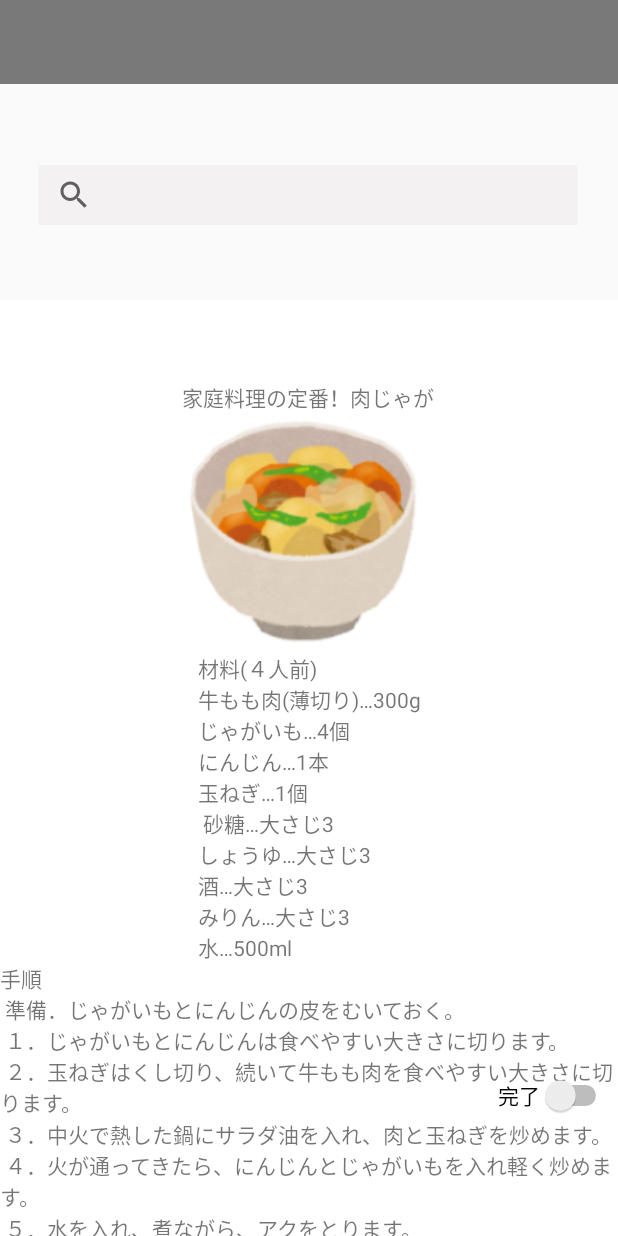
After one commit to fresh3001/Tabemane, an Android app: the Recipe02Activity screen opened directly, with no data from a screen before it, on a phone screen of 412 x 824 dp. The commit adds this screen. Run offline under Robolectric (Android 15) with nearby library versions, the light colour scheme and no system bars.

Commit message:
4th Commit 安達

```diff
--- a/app/src/main/AndroidManifest.xml
+++ b/app/src/main/AndroidManifest.xml
@@ -21,6 +21,7 @@
                 <category android:name="android.intent.category.LAUNCHER" />
             </intent-filter>
         </activity>
+        <activity android:name=".Recipe02Activity" />
     </application>
 
 </manifest>
--- /dev/null
+++ b/app/src/main/java/com/example/tabemane/Recipe02Activity.java
@@ -0,0 +1,14 @@
+package com.example.tabemane;
+
+import android.os.Bundle;
+
+import androidx.appcompat.app.AppCompatActivity;
+
+public class Recipe02Activity extends AppCompatActivity {
+
+    @Override
+    protected void onCreate(Bundle savedInstanceState) {
+        super.onCreate(savedInstanceState);
+        setContentView(R.layout.activity_recipe02);
+    }
+}
--- a/app/src/main/java/com/example/tabemane/RecipeActivity.java
+++ b/app/src/main/java/com/example/tabemane/RecipeActivity.java
@@ -44,8 +44,16 @@ public class RecipeActivity extends AppCompatActivity {
         setSupportActionBar(toolbar);
         /*************共通frame*************/
 
+        /******************ここから下にpage毎記述*******************/
+        ImageButton nextActivityButton = findViewById(R.id.recipeImageButton01);
+        nextActivityButton.setOnClickListener(new View.OnClickListener() {
+            @Override
+            public void onClick(View v) {
+                Intent intent = new Intent(RecipeActivity.this, Recipe02Activity.class);
+                startActivity(intent);
+            }
+        });
 
-        /******************ここから下にpage毎記述*******************/
 
     }
 
@@ -130,4 +138,6 @@ public class RecipeActivity extends AppCompatActivity {
     /***********************共通listner*********************/
 
     /***********************page毎listner*********************/
+    //recipeImageButton01(肉じゃが）押下時
+
 }
--- a/app/src/main/res/layout/activity_recipe.xml
+++ b/app/src/main/res/layout/activity_recipe.xml
@@ -102,12 +102,25 @@
 
     <!--page別フレームはここから下に記述-->
     <!--レシピ画像-->
+    <ImageButton
+        android:id="@+id/recipeImageButton01"
+        android:layout_width="170dp"
+        android:layout_height="170dp"
+        android:background="@color/lightgray"
+        app:layout_constraintBottom_toBottomOf="parent"
+        app:layout_constraintEnd_toEndOf="parent"
+        app:layout_constraintHorizontal_bias="0.099"
+        app:layout_constraintStart_toStartOf="parent"
+        app:layout_constraintTop_toTopOf="parent"
+        app:layout_constraintVertical_bias="0.48"
+        app:srcCompat="@drawable/nikujagaimage" />
 
     <ImageButton
-        android:id="@+id/img_carry"
+        android:id="@+id/recipeImageButton02"
         android:layout_width="170dp"
         android:layout_height="170dp"
         android:layout_marginTop="268dp"
+        android:background="@color/lightgray"
         app:layout_constraintBottom_toBottomOf="parent"
         app:layout_constraintEnd_toEndOf="parent"
         app:layout_constraintHorizontal_bias="0.892"
@@ -116,48 +129,39 @@
         app:layout_constraintVertical_bias="0.006"
         app:srcCompat="@drawable/carryimage" />
 
+
     <ImageButton
-        android:id="@+id/img_chikin"
+        android:id="@+id/recipeImageButton03"
         android:layout_width="170dp"
         android:layout_height="170dp"
-        app:layout_constraintBottom_toBottomOf="parent"
-        app:layout_constraintEnd_toEndOf="parent"
-        app:layout_constraintHorizontal_bias="0.099"
-        app:layout_constraintStart_toStartOf="parent"
-        app:layout_constraintTop_toTopOf="parent"
-        app:layout_constraintVertical_bias="0.48"
-        app:srcCompat="@drawable/chikinimage" />
-
-    <ImageButton
-        android:id="@+id/img_hamburger"
-        android:layout_width="170dp"
-        android:layout_height="170dp"
+        android:background="@color/lightgray"
         app:layout_constraintBottom_toBottomOf="parent"
         app:layout_constraintEnd_toEndOf="parent"
         app:layout_constraintHorizontal_bias="0.1"
         app:layout_constraintStart_toStartOf="parent"
         app:layout_constraintTop_toTopOf="parent"
         app:layout_constraintVertical_bias="0.8"
-        app:srcCompat="@drawable/hamburgerimage" />
+        app:srcCompat="@drawable/potetosaladaimage" />
 
     <ImageButton
-        android:id="@+id/img_omurice"
+        android:id="@+id/recipeImageButton04"
         android:layout_width="170dp"
         android:layout_height="170dp"
+        android:background="@color/lightgray"
         app:layout_constraintBottom_toBottomOf="parent"
         app:layout_constraintEnd_toEndOf="parent"
         app:layout_constraintHorizontal_bias="0.89"
         app:layout_constraintStart_toStartOf="parent"
         app:layout_constraintTop_toTopOf="parent"
         app:layout_constraintVertical_bias="0.8"
-        app:srcCompat="@drawable/omuraisuimage" />
+        app:srcCompat="@drawable/croquetteimage" />
 
     <!--検索欄-->
     <SearchView
         android:id="@+id/searchView"
         android:layout_width="360dp"
         android:layout_height="40dp"
-        android:background="#F3F1F1"
+        android:background="@color/lightgray"
         app:layout_constraintBottom_toBottomOf="parent"
         app:layout_constraintEnd_toEndOf="parent"
         app:layout_constraintHorizontal_bias="0.47"
@@ -165,7 +169,7 @@
         app:layout_constraintTop_toTopOf="parent"
         app:layout_constraintVertical_bias="0.131" />
 
-    <!--インスタのストーリー風-->
+    <!--インスタのストーリー風（利用者のリアルタイム投稿-->
     <Button
         android:id="@+id/button_round01"
         style="@android:style/Widget.Button"
--- /dev/null
+++ b/app/src/main/res/layout/activity_recipe02.xml
@@ -0,0 +1,189 @@
+<?xml version="1.0" encoding="utf-8"?>
+<androidx.constraintlayout.widget.ConstraintLayout xmlns:android="http://schemas.android.com/apk/res/android"
+    xmlns:app="http://schemas.android.com/apk/res-auto"
+    xmlns:tools="http://schemas.android.com/tools"
+    android:layout_width="match_parent"
+    android:layout_height="match_parent"
+    tools:context=".Recipe02Activity">
+
+    <!--共通フレームここから-->
+
+    <!--ver2-->
+    <!--toolbar-->
+    <androidx.appcompat.widget.Toolbar
+        android:id="@+id/toolbar"
+        android:layout_width="0dp"
+        android:layout_height="wrap_content"
+        android:layout_marginBottom="496dp"
+        android:background="@color/gray"
+        android:minHeight="?attr/actionBarSize"
+        android:theme="?attr/actionBarTheme"
+        app:layout_constraintEnd_toEndOf="parent"
+        app:layout_constraintStart_toStartOf="parent"
+        app:layout_constraintTop_toTopOf="parent" />
+    <!--ver2ここまで-->
+
+    <!--店舗-->
+    <ImageButton
+        android:id="@+id/shopImageButton"
+        android:layout_width="wrap_content"
+        android:layout_height="wrap_content"
+        android:layout_marginStart="330dp"
+        android:layout_marginLeft="330dp"
+        android:layout_marginBottom="8dp"
+        android:background="@color/black"
+        app:srcCompat="@drawable/shopimage"
+        app:layout_constraintBottom_toBottomOf="parent"
+        app:layout_constraintStart_toStartOf="parent"
+        tools:ignore="MissingConstraints" />
+
+    <!--ホーム-->
+    <ImageButton
+        android:id="@+id/homeImageButton"
+        android:layout_width="wrap_content"
+        android:layout_height="wrap_content"
+        android:layout_marginStart="10dp"
+        android:layout_marginLeft="10dp"
+        android:layout_marginBottom="10dp"
+        android:background="@color/black"
+        android:src="@drawable/homeimage"
+        app:layout_constraintBottom_toBottomOf="parent"
+        app:layout_constraintStart_toStartOf="parent" />
+
+    <!--フード-->
+    <ImageButton
+        android:id="@+id/foodImageButton"
+        android:layout_width="wrap_content"
+        android:layout_height="wrap_content"
+        android:layout_marginStart="90dp"
+        android:layout_marginLeft="90dp"
+        android:layout_marginBottom="8dp"
+        android:background="@color/black"
+        android:src="@drawable/foodimage"
+        app:layout_constraintBottom_toBottomOf="parent"
+        app:layout_constraintStart_toStartOf="parent" />
+
+    <!--レシピ-->
+    <ImageButton
+        android:id="@+id/recipeImageButton"
+        android:layout_width="wrap_content"
+        android:layout_height="wrap_content"
+        android:layout_marginStart="170dp"
+        android:layout_marginLeft="170dp"
+        android:layout_marginBottom="8dp"
+        android:background="@color/black"
+        android:src="@drawable/recipeimage"
+        app:layout_constraintBottom_toBottomOf="parent"
+        app:layout_constraintStart_toStartOf="parent" />
+
+    <!--クーポン-->
+    <ImageButton
+        android:id="@+id/couponImageButton"
+        android:layout_width="wrap_content"
+        android:layout_height="wrap_content"
+        android:layout_marginStart="250dp"
+        android:layout_marginLeft="250dp"
+        android:layout_marginBottom="8dp"
+        android:background="@color/black"
+        android:src="@drawable/couponimage"
+        app:layout_constraintBottom_toBottomOf="parent"
+        app:layout_constraintStart_toStartOf="parent" />
+
+    <!--共通フレームここまで-->
+
+    <!--検索欄-->
+    <SearchView
+        android:id="@+id/serch"
+        android:layout_width="360dp"
+        android:layout_height="40dp"
+        android:background="#F3F1F1"
+        app:layout_constraintBottom_toTopOf="@+id/recipeImageButton"
+        app:layout_constraintEnd_toEndOf="parent"
+        app:layout_constraintHorizontal_bias="0.49"
+        app:layout_constraintStart_toStartOf="parent"
+        app:layout_constraintTop_toBottomOf="@+id/toolbar"
+        app:layout_constraintVertical_bias="0.082" />
+
+
+    <!--スクロールバー-->
+    <ScrollView
+        android:id="@+id/scrollView2"
+        android:layout_width="match_parent"
+        android:layout_height="match_parent"
+        android:layout_marginTop="200dp"
+        android:isScrollContainer="false"
+        android:background="@color/white">
+
+        <LinearLayout
+            android:layout_width="match_parent"
+            android:layout_height="wrap_content"
+            android:orientation="vertical"
+            tools:ignore="UselessLeaf"/>
+    </ScrollView>
+
+    <!--レシピ-->
+    <TextView
+        android:id="@+id/recipe_name"
+        android:layout_width="wrap_content"
+        android:layout_height="wrap_content"
+        android:layout_marginStart="32dp"
+        android:layout_marginLeft="32dp"
+        android:layout_marginEnd="32dp"
+        android:layout_marginRight="32dp"
+        android:layout_marginBottom="240dp"
+        android:text="@string/recipe_name"
+        app:layout_constraintBottom_toTopOf="@+id/recipeImageButton"
+        app:layout_constraintEnd_toEndOf="parent"
+        app:layout_constraintHorizontal_bias="0.498"
+        app:layout_constraintStart_toStartOf="parent"
+        app:layout_constraintTop_toBottomOf="@+id/serch"
+        app:layout_constraintVertical_bias="0.301" />
+
+    <ImageView
+        android:id="@+id/recipe_img"
+        android:layout_width="wrap_content"
+        android:layout_height="wrap_content"
+        app:layout_constraintEnd_toEndOf="parent"
+        app:layout_constraintHorizontal_bias="0.49"
+        app:layout_constraintStart_toStartOf="parent"
+        app:layout_constraintTop_toBottomOf="@+id/recipe_name"
+        app:srcCompat="@drawable/nikujagaimage" />
+
+    <TextView
+        android:id="@+id/material"
+        android:layout_width="wrap_content"
+        android:layout_height="wrap_content"
+        android:text="@string/material"
+        app:layout_constraintEnd_toEndOf="parent"
+        app:layout_constraintStart_toStartOf="parent"
+        app:layout_constraintTop_toBottomOf="@+id/recipe_img" />
+
+    <TextView
+        android:id="@+id/Howtomake_text"
+        android:layout_width="wrap_content"
+        android:layout_height="wrap_content"
+        android:layout_marginStart="128dp"
+        android:layout_marginLeft="128dp"
+        android:layout_marginEnd="128dp"
+        android:layout_marginRight="128dp"
+        android:text="@string/recipe_make"
+        app:layout_constraintEnd_toEndOf="parent"
+        app:layout_constraintStart_toStartOf="parent"
+        app:layout_constraintTop_toBottomOf="@+id/material" />
+
+
+    <!--完了（レシピ作った）ボタン-->
+    <Switch
+        android:id="@+id/make_switch"
+        android:layout_width="wrap_content"
+        android:layout_height="wrap_content"
+        android:layout_marginEnd="4dp"
+        android:layout_marginRight="4dp"
+        android:layout_marginBottom="12dp"
+        android:text="@string/msg_complete"
+        app:layout_constraintBottom_toTopOf="@+id/shopImageButton"
+        app:layout_constraintEnd_toEndOf="parent"
+        tools:ignore="MissingConstraints,UseSwitchCompatOrMaterialXml" />
+
+
+</androidx.constraintlayout.widget.ConstraintLayout>
--- a/app/src/main/res/values/colors.xml
+++ b/app/src/main/res/values/colors.xml
@@ -8,4 +8,5 @@
     <color name="black">#FF000000</color>
     <color name="white">#FFFFFFFF</color>
     <color name="gray">#797979</color>
+    <color name="lightgray">#F3F1F1</color>
 </resources>
--- a/app/src/main/res/values/strings.xml
+++ b/app/src/main/res/values/strings.xml
@@ -6,4 +6,27 @@
     <string name="quest">アンケート</string>
     <string name="realsale">リアルタイムセール</string>
     <string name="suirt">スイーツ</string>
+    <!--レシピ遷移画面-->
+    <string name="recipe_name">家庭料理の定番！肉じゃが</string>
+    <string name="material">
+        材料(４人前)\n牛もも肉(薄切り)…300g\nじゃがいも…4個\nにんじん…1本\n玉ねぎ…1個\n
+        砂糖…大さじ3\nしょうゆ…大さじ3\n酒…大さじ3\nみりん…大さじ3\n水…500ml
+    </string>
+    <string name="recipe_make">
+        手順\n
+        準備．じゃがいもとにんじんの皮をむいておく。\n
+        １．じゃがいもとにんじんは食べやすい大きさに切ります。\n
+        ２．玉ねぎはくし切り、続いて牛もも肉を食べやすい大きさに切ります。\n
+        ３．中火で熱した鍋にサラダ油を入れ、肉と玉ねぎを炒めます。\n
+        ４．火が通ってきたら、にんじんとじゃがいもを入れ軽く炒めます。\n
+        ５．水を入れ、煮ながら、アクをとります。\n
+        ６．砂糖・酒を入れひと煮立ちさせたら、醤油を入れます。\n
+        ７．味が染みてきたら一旦火を止め冷まします。\n
+        ８．冷めたら再度火をかけ、みりんを入れます。煮汁が少なくなるまで中火で煮たら完成です。\n
+    </string>
+    <string name="msg_complete">完了</string>
+    <string name="movingimg01">動画1</string>
+    <string name="movingimg02">動画2</string>
+    <string name="movingimg03">動画3</string>
+    <string name="movingimg04">動画4</string>
 </resources>
```
Also changed, not shown: app/src/main/res/drawable/carryimage.png, app/src/main/res/drawable/chikinimage.png (deleted), app/src/main/res/drawable/croquetteimage.png (added), app/src/main/res/drawable/hamburgerimage.png (deleted), app/src/main/res/drawable/nikujagaimage.png (added), app/src/main/res/drawable/omuraisuimage.png (deleted), app/src/main/res/drawable/potetosaladaimage.png (added).
